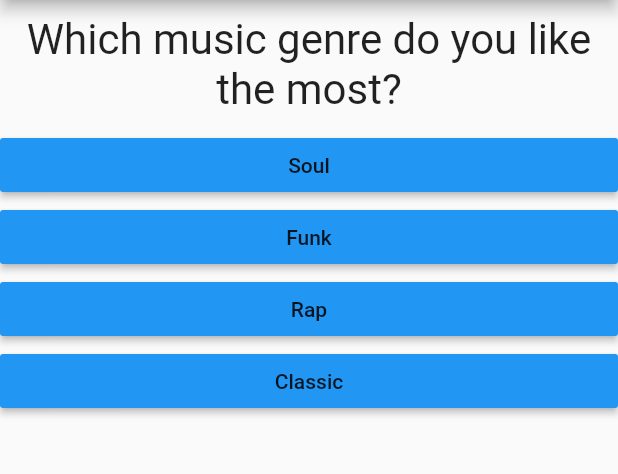
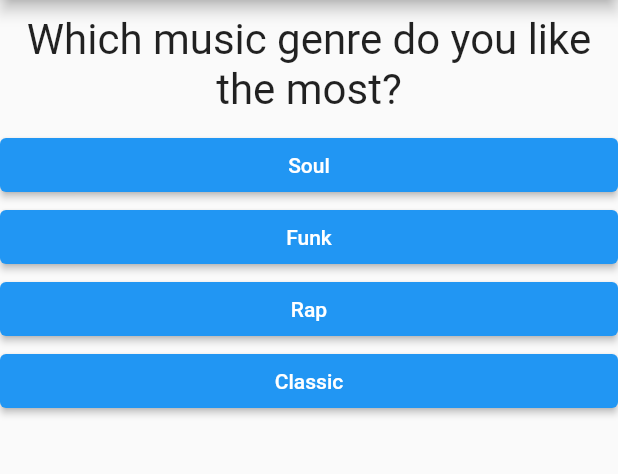
Before and after one commit to daviditco4/first-app, a Flutter app: the screen it shows after launch, on a phone screen of 412 x 824 dp, the part 84-558 px from its top. Run offline on Flutter 3.47's test engine with Material 2 defaults, Android fonts, the phone set to English and light mode, and no system bars.

Commit message:
Update packages and replace deprecated buttons

```diff
--- a/lib/answer.dart
+++ b/lib/answer.dart
@@ -10,9 +10,11 @@ class Answer extends StatelessWidget {
   Widget build(BuildContext context) {
     return Container(
       width: double.infinity,
-      child: RaisedButton(
+      child: ElevatedButton(
         onPressed: onPressed,
-        color: Colors.blue,
+        style: ButtonStyle(
+          backgroundColor: MaterialStateProperty.all(Colors.blue),
+        ),
         child: Text(answerText),
       ),
     );
--- a/lib/result.dart
+++ b/lib/result.dart
@@ -32,9 +32,11 @@ class Result extends StatelessWidget {
               fontWeight: FontWeight.bold,
             ),
           ),
-          FlatButton(
+          TextButton(
             onPressed: resetQuiz,
-            textColor: Colors.blue,
+            style: ButtonStyle(
+              foregroundColor: MaterialStateProperty.all(Colors.blue),
+            ),
             child: Text('Restart'),
           ),
         ],
```
Also changed, not shown: pubspec.lock.
